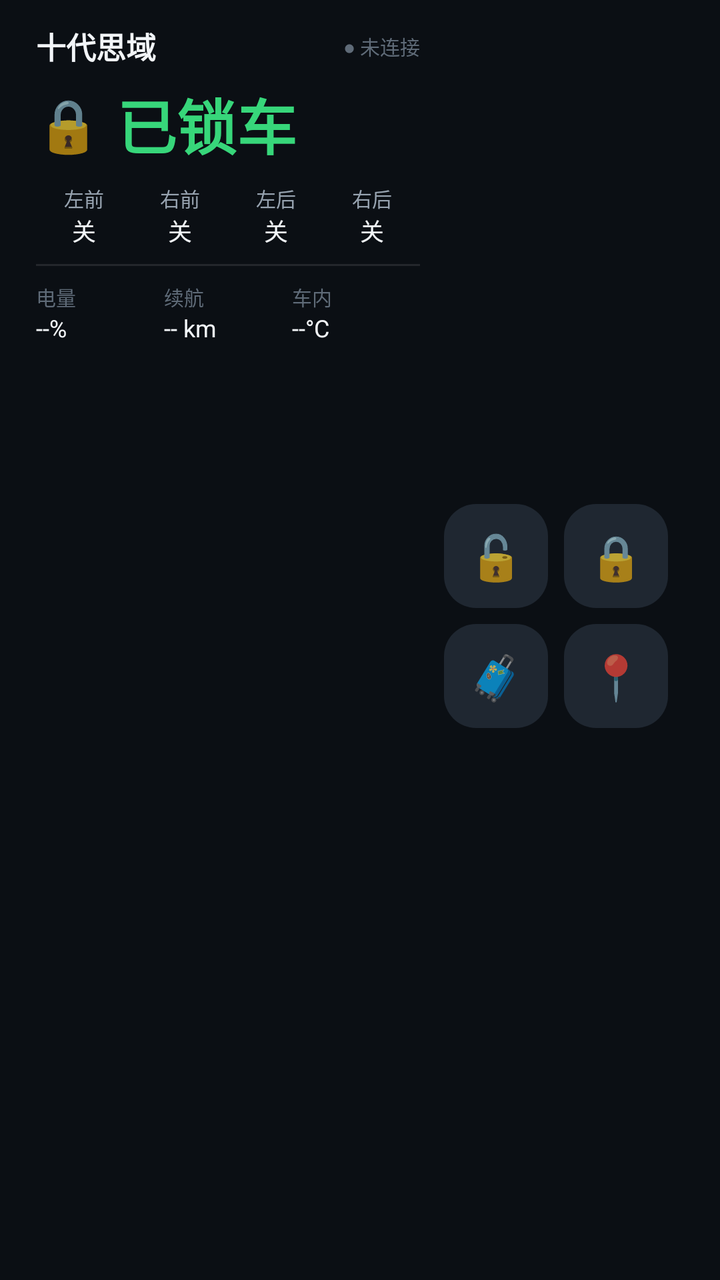
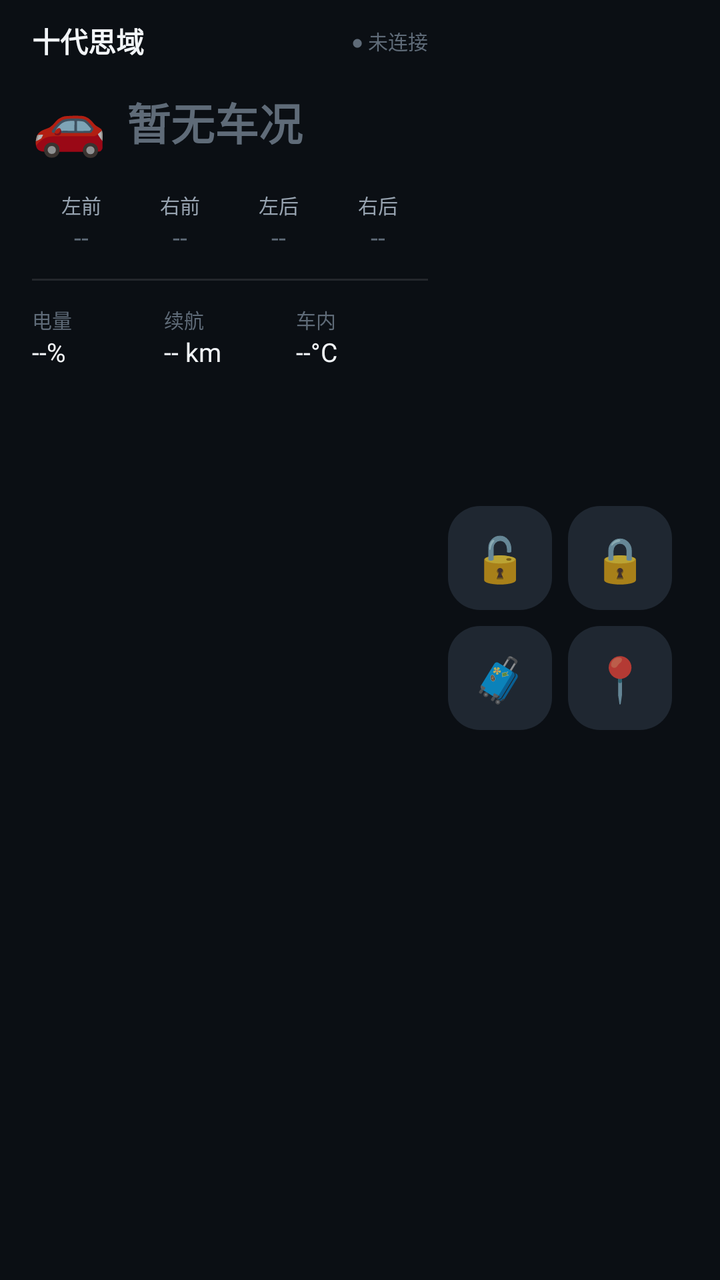

Two renders of the same Android screen: before a commit and after it. Below are the layout's source before the change and the commit's diff.
<!-- AndroidManifest.xml: application theme android:Theme.Material.NoActionBar -->
<!-- res/layout/card_main.xml -->
<?xml version="1.0" encoding="utf-8"?>
<FrameLayout xmlns:android="http://schemas.android.com/apk/res/android"
    android:layout_width="match_parent"
    android:layout_height="match_parent"
    android:background="@color/bg_card">

    <LinearLayout
        android:layout_width="match_parent"
        android:layout_height="match_parent"
        android:orientation="horizontal"
        android:paddingStart="@dimen/card_pad_h"
        android:paddingEnd="@dimen/card_pad_h"
        android:paddingTop="@dimen/card_pad_v"
        android:paddingBottom="@dimen/card_pad_v">

        
        <LinearLayout
            android:layout_width="0dp"
            android:layout_height="match_parent"
            android:layout_weight="1"
            android:orientation="vertical">

            
            <LinearLayout
                android:layout_width="match_parent"
                android:layout_height="wrap_content"
                android:orientation="horizontal"
                android:gravity="center_vertical">

                <TextView
                    android:id="@+id/tvCarName"
                    android:layout_width="0dp"
                    android:layout_height="wrap_content"
                    android:layout_weight="1"
                    android:text="十代思域"
                    android:textColor="@color/text_primary"
                    android:textSize="@dimen/text_title"
                    android:textStyle="bold"
                    android:singleLine="true" />

                <TextView
                    android:id="@+id/tvConn"
                    android:layout_width="wrap_content"
                    android:layout_height="wrap_content"
                    android:text="● 未连接"
                    android:textColor="@color/text_muted"
                    android:textSize="@dimen/text_tiny" />
            </LinearLayout>

            
            <LinearLayout
                android:layout_width="wrap_content"
                android:layout_height="wrap_content"
                android:layout_marginTop="6dp"
                android:orientation="horizontal"
                android:gravity="center_vertical">

                <TextView
                    android:id="@+id/tvLockIcon"
                    android:layout_width="wrap_content"
                    android:layout_height="wrap_content"
                    android:text="🔒"
                    android:textSize="26sp" />

                <TextView
                    android:id="@+id/tvLockState"
                    android:layout_width="wrap_content"
                    android:layout_height="wrap_content"
                    android:layout_marginStart="8dp"
                    android:text="已锁车"
                    android:textColor="@color/ok"
                    android:textSize="@dimen/text_hero"
                    android:textStyle="bold" />
            </LinearLayout>

            
            <LinearLayout
                android:id="@+id/llDoors"
                android:layout_width="match_parent"
                android:layout_height="wrap_content"
                android:layout_marginTop="8dp"
                android:orientation="horizontal">

                
                <LinearLayout
                    android:layout_width="0dp"
                    android:layout_height="wrap_content"
                    android:layout_weight="1"
                    android:orientation="vertical"
                    android:gravity="center">

                    <TextView
                        android:id="@+id/tvFL"
                        android:layout_width="wrap_content"
                        android:layout_height="wrap_content"
                        android:text="左前"
                        android:textColor="@color/text_secondary"
                        android:textSize="@dimen/text_tiny" />

                    <TextView
                        android:id="@+id/tvFLStat"
                        android:layout_width="wrap_content"
                        android:layout_height="wrap_content"
                        android:text="关"
                        android:textColor="@color/text_primary"
                        android:textSize="@dimen/text_body" />
                </LinearLayout>

                
                <LinearLayout
                    android:layout_width="0dp"
                    android:layout_height="wrap_content"
                    android:layout_weight="1"
                    android:orientation="vertical"
                    android:gravity="center">

                    <TextView
                        android:id="@+id/tvFR"
                        android:layout_width="wrap_content"
                        android:layout_height="wrap_content"
                        android:text="右前"
                        android:textColor="@color/text_secondary"
                        android:textSize="@dimen/text_tiny" />

                    <TextView
                        android:id="@+id/tvFRStat"
                        android:layout_width="wrap_content"
                        android:layout_height="wrap_content"
                        android:text="关"
                        android:textColor="@color/text_primary"
                        android:textSize="@dimen/text_body" />
                </LinearLayout>

                
                <LinearLayout
                    android:layout_width="0dp"
                    android:layout_height="wrap_content"
                    android:layout_weight="1"
                    android:orientation="vertical"
                    android:gravity="center">

                    <TextView
                        android:id="@+id/tvRL"
                        android:layout_width="wrap_content"
                        android:layout_height="wrap_content"
                        android:text="左后"
                        android:textColor="@color/text_secondary"
                        android:textSize="@dimen/text_tiny" />

                    <TextView
                        android:id="@+id/tvRLStat"
                        android:layout_width="wrap_content"
                        android:layout_height="wrap_content"
                        android:text="关"
                        android:textColor="@color/text_primary"
                        android:textSize="@dimen/text_body" />
                </LinearLayout>

                
                <LinearLayout
                    android:layout_width="0dp"
                    android:layout_height="wrap_content"
                    android:layout_weight="1"
                    android:orientation="vertical"
                    android:gravity="center">

                    <TextView
                        android:id="@+id/tvRR"
                        android:layout_width="wrap_content"
                        android:layout_height="wrap_content"
                        android:text="右后"
                        android:textColor="@color/text_secondary"
                        android:textSize="@dimen/text_tiny" />

                    <TextView
                        android:id="@+id/tvRRStat"
                        android:layout_width="wrap_content"
                        android:layout_height="wrap_content"
                        android:text="关"
                        android:textColor="@color/text_primary"
                        android:textSize="@dimen/text_body" />
                </LinearLayout>
            </LinearLayout>

            <View
                android:layout_width="match_parent"
                android:layout_height="1dp"
                android:layout_marginTop="8dp"
                android:layout_marginBottom="8dp"
                android:background="@color/divider" />

            
            <LinearLayout
                android:layout_width="match_parent"
                android:layout_height="wrap_content"
                android:orientation="horizontal">

                <LinearLayout
                    android:layout_width="0dp"
                    android:layout_height="wrap_content"
                    android:layout_weight="1"
                    android:orientation="vertical">

                    <TextView
                        android:id="@+id/tvBatteryLabel"
                        android:layout_width="wrap_content"
                        android:layout_height="wrap_content"
                        android:text="电量"
                        android:textColor="@color/text_muted"
                        android:textSize="@dimen/text_tiny" />

                    <TextView
                        android:id="@+id/tvBattery"
                        android:layout_width="wrap_content"
                        android:layout_height="wrap_content"
                        android:text="--%"
                        android:textColor="@color/text_primary"
                        android:textSize="@dimen/text_body" />
                </LinearLayout>

                <LinearLayout
                    android:layout_width="0dp"
                    android:layout_height="wrap_content"
                    android:layout_weight="1"
                    android:orientation="vertical">

                    <TextView
                        android:layout_width="wrap_content"
                        android:layout_height="wrap_content"
                        android:text="续航"
                        android:textColor="@color/text_muted"
                        android:textSize="@dimen/text_tiny" />

                    <TextView
                        android:id="@+id/tvRange"
                        android:layout_width="wrap_content"
                        android:layout_height="wrap_content"
                        android:text="-- km"
                        android:textColor="@color/text_primary"
                        android:textSize="@dimen/text_body" />
                </LinearLayout>

                <LinearLayout
                    android:layout_width="0dp"
                    android:layout_height="wrap_content"
                    android:layout_weight="1"
                    android:orientation="vertical">

                    <TextView
                        android:layout_width="wrap_content"
                        android:layout_height="wrap_content"
                        android:text="车内"
                        android:textColor="@color/text_muted"
                        android:textSize="@dimen/text_tiny" />

                    <TextView
                        android:id="@+id/tvTemp"
                        android:layout_width="wrap_content"
                        android:layout_height="wrap_content"
                        android:text="--°C"
                        android:textColor="@color/text_primary"
                        android:textSize="@dimen/text_body" />
                </LinearLayout>
            </LinearLayout>
        </LinearLayout>

        
        <LinearLayout
            android:layout_width="wrap_content"
            android:layout_height="match_parent"
            android:layout_marginStart="12dp"
            android:orientation="vertical"
            android:gravity="center_vertical">

            
            <LinearLayout
                android:layout_width="wrap_content"
                android:layout_height="wrap_content"
                android:orientation="horizontal">

                <TextView
                    android:id="@+id/btnUnlock"
                    android:layout_width="@dimen/btn_size"
                    android:layout_height="@dimen/btn_size"
                    android:background="@drawable/bg_btn"
                    android:gravity="center"
                    android:text="🔓"
                    android:textSize="22sp" />

                <TextView
                    android:id="@+id/btnLock"
                    android:layout_width="@dimen/btn_size"
                    android:layout_height="@dimen/btn_size"
                    android:layout_marginStart="@dimen/btn_gap"
                    android:background="@drawable/bg_btn"
                    android:gravity="center"
                    android:text="🔒"
                    android:textSize="22sp" />
            </LinearLayout>

            
            <LinearLayout
                android:layout_width="wrap_content"
                android:layout_height="wrap_content"
                android:layout_marginTop="@dimen/btn_gap"
                android:orientation="horizontal">

                <TextView
                    android:id="@+id/btnTrunk"
                    android:layout_width="@dimen/btn_size"
                    android:layout_height="@dimen/btn_size"
                    android:background="@drawable/bg_btn"
                    android:gravity="center"
                    android:text="🧳"
                    android:textSize="22sp" />

                <TextView
                    android:id="@+id/btnFind"
                    android:layout_width="@dimen/btn_size"
                    android:layout_height="@dimen/btn_size"
                    android:layout_marginStart="@dimen/btn_gap"
                    android:background="@drawable/bg_btn"
                    android:gravity="center"
                    android:text="📍"
                    android:textSize="22sp" />
            </LinearLayout>

            
            <TextView
                android:id="@+id/tvTip"
                android:layout_width="120dp"
                android:layout_height="wrap_content"
                android:layout_marginTop="10dp"
                android:gravity="center"
                android:maxLines="2"
                android:text=""
                android:textColor="@color/text_muted"
                android:textSize="@dimen/text_tiny"
                android:visibility="invisible" />
        </LinearLayout>
    </LinearLayout>
</FrameLayout>
<!-- resources referenced by this layout -->
<resources>
  <color name="bg_card">#FF0B0F14</color>
  <color name="divider">#1AFFFFFF</color>
  <color name="ok">#FF37D67A</color>
  <color name="text_muted">#FF5F6B78</color>
  <color name="text_primary">#FFF2F5F8</color>
  <color name="text_secondary">#FF97A3B0</color>
  <dimen name="btn_gap">8dp</dimen>
  <dimen name="btn_size">52dp</dimen>
  <dimen name="card_pad_h">18dp</dimen>
  <dimen name="card_pad_v">12dp</dimen>
  <dimen name="text_body">12sp</dimen>
  <dimen name="text_hero">30sp</dimen>
  <dimen name="text_tiny">10sp</dimen>
  <dimen name="text_title">15sp</dimen>
  <!-- drawable bg_btn (drawable) -->
  <?xml version="1.0" encoding="utf-8"?>
  <selector xmlns:android="http://schemas.android.com/apk/res/android">
  
      <item android:state_pressed="true">
          <shape android:shape="rectangle">
              <solid android:color="#FF2C3947" />
              <corners android:radius="@dimen/btn_radius" />
          </shape>
      </item>
  
      <item android:state_enabled="false">
          <shape android:shape="rectangle">
              <solid android:color="#FF121821" />
              <corners android:radius="@dimen/btn_radius" />
          </shape>
      </item>
  
      <item>
          <shape android:shape="rectangle">
              <solid android:color="@color/bg_surface_hi" />
              <corners android:radius="@dimen/btn_radius" />
          </shape>
      </item>
  </selector>
  <dimen name="btn_radius">16dp</dimen>
  <color name="bg_surface_hi">#FF1F2731</color>
</resources>

<!-- the commit's change to res/layout/card_main.xml (unified diff, before → after) -->
@@ -8,10 +8,10 @@
         android:layout_width="match_parent"
         android:layout_height="match_parent"
         android:orientation="horizontal"
-        android:paddingStart="@dimen/card_pad_h"
-        android:paddingEnd="@dimen/card_pad_h"
-        android:paddingTop="@dimen/card_pad_v"
-        android:paddingBottom="@dimen/card_pad_v">
+        android:paddingStart="16dp"
+        android:paddingEnd="16dp"
+        android:paddingTop="10dp"
+        android:paddingBottom="10dp">
 
         
         <LinearLayout
@@ -24,19 +24,19 @@
             <LinearLayout
                 android:layout_width="match_parent"
                 android:layout_height="wrap_content"
-                android:orientation="horizontal"
-                android:gravity="center_vertical">
+                android:gravity="center_vertical"
+                android:orientation="horizontal">
 
                 <TextView
                     android:id="@+id/tvCarName"
                     android:layout_width="0dp"
                     android:layout_height="wrap_content"
                     android:layout_weight="1"
+                    android:singleLine="true"
                     android:text="十代思域"
                     android:textColor="@color/text_primary"
-                    android:textSize="@dimen/text_title"
-                    android:textStyle="bold"
-                    android:singleLine="true" />
+                    android:textSize="14sp"
+                    android:textStyle="bold" />
 
                 <TextView
                     android:id="@+id/tvConn"
@@ -44,149 +44,140 @@
                     android:layout_height="wrap_content"
                     android:text="● 未连接"
                     android:textColor="@color/text_muted"
-                    android:textSize="@dimen/text_tiny" />
+                    android:textSize="10sp" />
             </LinearLayout>
 
             
             <LinearLayout
                 android:layout_width="wrap_content"
                 android:layout_height="wrap_content"
-                android:layout_marginTop="6dp"
-                android:orientation="horizontal"
-                android:gravity="center_vertical">
+                android:layout_marginTop="10dp"
+                android:gravity="center_vertical"
+                android:orientation="horizontal">
 
                 <TextView
                     android:id="@+id/tvLockIcon"
                     android:layout_width="wrap_content"
                     android:layout_height="wrap_content"
-                    android:text="🔒"
-                    android:textSize="26sp" />
+                    android:text="🚗"
+                    android:textSize="30sp" />
 
                 <TextView
                     android:id="@+id/tvLockState"
                     android:layout_width="wrap_content"
                     android:layout_height="wrap_content"
-                    android:layout_marginStart="8dp"
-                    android:text="已锁车"
-                    android:textColor="@color/ok"
-                    android:textSize="@dimen/text_hero"
+                    android:layout_marginStart="10dp"
+                    android:text="暂无车况"
+                    android:textColor="@color/text_muted"
+                    android:textSize="22sp"
                     android:textStyle="bold" />
             </LinearLayout>
 
             
             <LinearLayout
-                android:id="@+id/llDoors"
                 android:layout_width="match_parent"
                 android:layout_height="wrap_content"
-                android:layout_marginTop="8dp"
-                android:orientation="horizontal">
-
-                
-                <LinearLayout
-                    android:layout_width="0dp"
-                    android:layout_height="wrap_content"
-                    android:layout_weight="1"
-                    android:orientation="vertical"
-                    android:gravity="center">
-
-                    <TextView
-                        android:id="@+id/tvFL"
+                android:layout_marginTop="14dp"
+                android:orientation="horizontal">
+
+                <LinearLayout
+                    android:layout_width="0dp"
+                    android:layout_height="wrap_content"
+                    android:layout_weight="1"
+                    android:gravity="center"
+                    android:orientation="vertical">
+
+                    <TextView
                         android:layout_width="wrap_content"
                         android:layout_height="wrap_content"
                         android:text="左前"
                         android:textColor="@color/text_secondary"
-                        android:textSize="@dimen/text_tiny" />
+                        android:textSize="10sp" />
 
                     <TextView
                         android:id="@+id/tvFLStat"
                         android:layout_width="wrap_content"
                         android:layout_height="wrap_content"
-                        android:text="关"
-                        android:textColor="@color/text_primary"
-                        android:textSize="@dimen/text_body" />
-                </LinearLayout>
-
-                
-                <LinearLayout
-                    android:layout_width="0dp"
-                    android:layout_height="wrap_content"
-                    android:layout_weight="1"
-                    android:orientation="vertical"
-                    android:gravity="center">
-
-                    <TextView
-                        android:id="@+id/tvFR"
+                        android:text="--"
+                        android:textColor="@color/text_muted"
+                        android:textSize="13sp" />
+                </LinearLayout>
+
+                <LinearLayout
+                    android:layout_width="0dp"
+                    android:layout_height="wrap_content"
+                    android:layout_weight="1"
+                    android:gravity="center"
+                    android:orientation="vertical">
+
+                    <TextView
                         android:layout_width="wrap_content"
                         android:layout_height="wrap_content"
                         android:text="右前"
                         android:textColor="@color/text_secondary"
-                        android:textSize="@dimen/text_tiny" />
+                        android:textSize="10sp" />
 
                     <TextView
                         android:id="@+id/tvFRStat"
                         android:layout_width="wrap_content"
                         android:layout_height="wrap_content"
-                        android:text="关"
-                        android:textColor="@color/text_primary"
-                        android:textSize="@dimen/text_body" />
-                </LinearLayout>
-
-                
-                <LinearLayout
-                    android:layout_width="0dp"
-                    android:layout_height="wrap_content"
-                    android:layout_weight="1"
-                    android:orientation="vertical"
-                    android:gravity="center">
-
-                    <TextView
-                        android:id="@+id/tvRL"
+                        android:text="--"
+                        android:textColor="@color/text_muted"
+                        android:textSize="13sp" />
+                </LinearLayout>
+
+                <LinearLayout
+                    android:layout_width="0dp"
+                    android:layout_height="wrap_content"
+                    android:layout_weight="1"
+                    android:gravity="center"
+                    android:orientation="vertical">
+
+                    <TextView
                         android:layout_width="wrap_content"
                         android:layout_height="wrap_content"
                         android:text="左后"
                         android:textColor="@color/text_secondary"
-                        android:textSize="@dimen/text_tiny" />
+                        android:textSize="10sp" />
 
                     <TextView
                         android:id="@+id/tvRLStat"
                         android:layout_width="wrap_content"
                         android:layout_height="wrap_content"
-                        android:text="关"
-                        android:textColor="@color/text_primary"
-                        android:textSize="@dimen/text_body" />
-                </LinearLayout>
-
-                
-                <LinearLayout
-                    android:layout_width="0dp"
-                    android:layout_height="wrap_content"
-                    android:layout_weight="1"
-                    android:orientation="vertical"
-                    android:gravity="center">
-
-                    <TextView
-                        android:id="@+id/tvRR"
+                        android:text="--"
+                        android:textColor="@color/text_muted"
+                        android:textSize="13sp" />
+                </LinearLayout>
+
+                <LinearLayout
+                    android:layout_width="0dp"
+                    android:layout_height="wrap_content"
+                    android:layout_weight="1"
+                    android:gravity="center"
+                    android:orientation="vertical">
+
+                    <TextView
                         android:layout_width="wrap_content"
                         android:layout_height="wrap_content"
                         android:text="右后"
                         android:textColor="@color/text_secondary"
-                        android:textSize="@dimen/text_tiny" />
+                        android:textSize="10sp" />
 
                     <TextView
                         android:id="@+id/tvRRStat"
                         android:layout_width="wrap_content"
                         android:layout_height="wrap_content"
-                        android:text="关"
-                        android:textColor="@color/text_primary"
-                        android:textSize="@dimen/text_body" />
+                        android:text="--"
+                        android:textColor="@color/text_muted"
+                        android:textSize="13sp" />
                 </LinearLayout>
             </LinearLayout>
 
             <View
                 android:layout_width="match_parent"
                 android:layout_height="1dp"
-                android:layout_marginTop="8dp"
-                android:layout_marginBottom="8dp"
+                android:layout_marginTop="12dp"
+                android:layout_marginBottom="12dp"
                 android:background="@color/divider" />
 
             
@@ -202,12 +193,11 @@
                     android:orientation="vertical">
 
                     <TextView
-                        android:id="@+id/tvBatteryLabel"
                         android:layout_width="wrap_content"
                         android:layout_height="wrap_content"
                         android:text="电量"
                         android:textColor="@color/text_muted"
-                        android:textSize="@dimen/text_tiny" />
+                        android:textSize="10sp" />
 
                     <TextView
                         android:id="@+id/tvBattery"
@@ -215,7 +205,7 @@
                         android:layout_height="wrap_content"
                         android:text="--%"
                         android:textColor="@color/text_primary"
-                        android:textSize="@dimen/text_body" />
+                        android:textSize="13sp" />
                 </LinearLayout>
 
                 <LinearLayout
@@ -229,7 +219,7 @@
                         android:layout_height="wrap_content"
                         android:text="续航"
                         android:textColor="@color/text_muted"
-                        android:textSize="@dimen/text_tiny" />
+                        android:textSize="10sp" />
 
                     <TextView
                         android:id="@+id/tvRange"
@@ -237,7 +227,7 @@
                         android:layout_height="wrap_content"
                         android:text="-- km"
                         android:textColor="@color/text_primary"
-                        android:textSize="@dimen/text_body" />
+                        android:textSize="13sp" />
                 </LinearLayout>
 
                 <LinearLayout
@@ -251,7 +241,7 @@
                         android:layout_height="wrap_content"
                         android:text="车内"
                         android:textColor="@color/text_muted"
-                        android:textSize="@dimen/text_tiny" />
+                        android:textSize="10sp" />
 
                     <TextView
                         android:id="@+id/tvTemp"
@@ -259,7 +249,7 @@
                         android:layout_height="wrap_content"
                         android:text="--°C"
                         android:textColor="@color/text_primary"
-                        android:textSize="@dimen/text_body" />
+                        android:textSize="13sp" />
                 </LinearLayout>
             </LinearLayout>
         </LinearLayout>
@@ -268,11 +258,10 @@
         <LinearLayout
             android:layout_width="wrap_content"
             android:layout_height="match_parent"
-            android:layout_marginStart="12dp"
-            android:orientation="vertical"
-            android:gravity="center_vertical">
-
-            
+            android:layout_marginStart="10dp"
+            android:gravity="center_vertical"
+            android:orientation="vertical">
+
             <LinearLayout
                 android:layout_width="wrap_content"
                 android:layout_height="wrap_content"
@@ -298,7 +287,6 @@
                     android:textSize="22sp" />
             </LinearLayout>
 
-            
             <LinearLayout
                 android:layout_width="wrap_content"
                 android:layout_height="wrap_content"
@@ -325,18 +313,16 @@
                     android:textSize="22sp" />
             </LinearLayout>
 
-            
             <TextView
                 android:id="@+id/tvTip"
                 android:layout_width="120dp"
                 android:layout_height="wrap_content"
-                android:layout_marginTop="10dp"
+                android:layout_marginTop="8dp"
                 android:gravity="center"
                 android:maxLines="2"
                 android:text=""
                 android:textColor="@color/text_muted"
-                android:textSize="@dimen/text_tiny"
-                android:visibility="invisible" />
+                android:textSize="10sp" />
         </LinearLayout>
     </LinearLayout>
 </FrameLayout>
<!-- resource entries referenced after the edit -->
@@ -2,18 +2,11 @@
 <resources>
   <color name="bg_card">#FF0B0F14</color>
   <color name="divider">#1AFFFFFF</color>
-  <color name="ok">#FF37D67A</color>
   <color name="text_muted">#FF5F6B78</color>
   <color name="text_primary">#FFF2F5F8</color>
   <color name="text_secondary">#FF97A3B0</color>
   <dimen name="btn_gap">8dp</dimen>
   <dimen name="btn_size">52dp</dimen>
-  <dimen name="card_pad_h">18dp</dimen>
-  <dimen name="card_pad_v">12dp</dimen>
-  <dimen name="text_body">12sp</dimen>
-  <dimen name="text_hero">30sp</dimen>
-  <dimen name="text_tiny">10sp</dimen>
-  <dimen name="text_title">15sp</dimen>
   <!-- drawable bg_btn (drawable) -->
   <?xml version="1.0" encoding="utf-8"?>
   <selector xmlns:android="http://schemas.android.com/apk/res/android">
